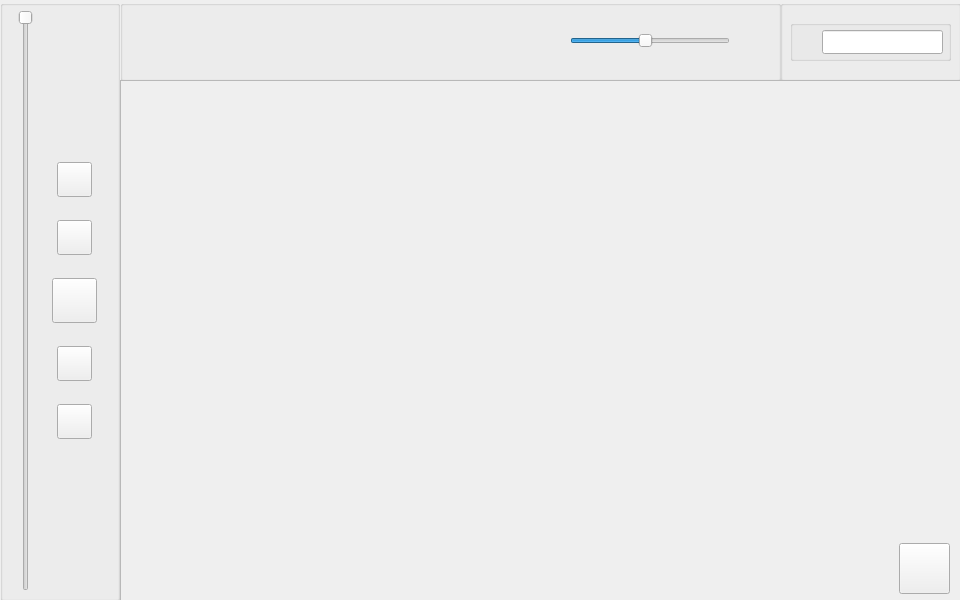
MCMi460/razor, file layout/mainwindow.ui: the form before one commit.
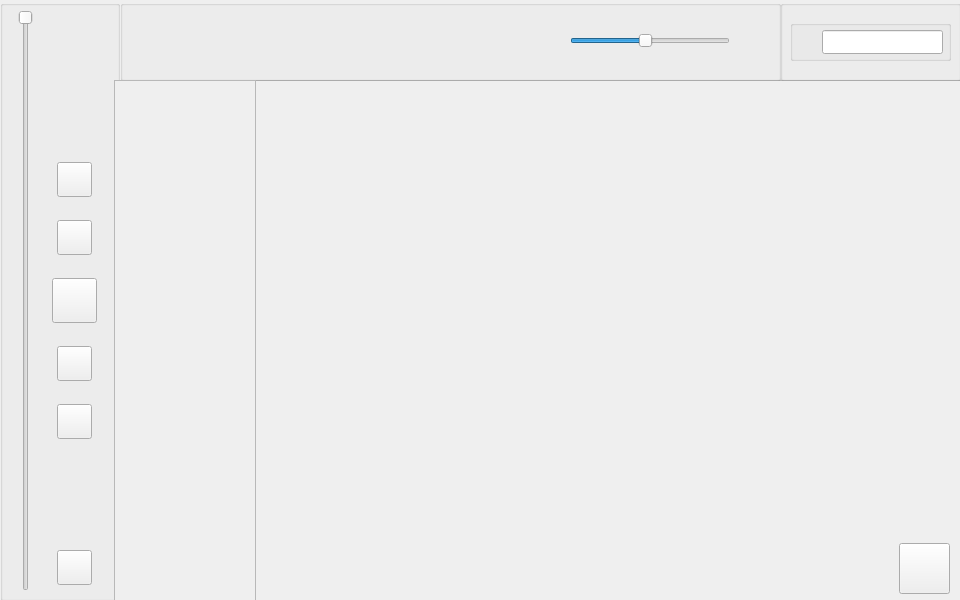
The form after the commit.

```diff
--- a/layout/mainwindow.ui
+++ b/layout/mainwindow.ui
@@ -108,6 +108,25 @@
       <height>35</height>
      </rect>
     </property>
+    <property name="cursor">
+     <cursorShape>PointingHandCursor</cursorShape>
+    </property>
+    <property name="text">
+     <string/>
+    </property>
+   </widget>
+   <widget class="QPushButton" name="queueButton">
+    <property name="geometry">
+     <rect>
+      <x>57</x>
+      <y>550</y>
+      <width>35</width>
+      <height>35</height>
+     </rect>
+    </property>
+    <property name="cursor">
+     <cursorShape>PointingHandCursor</cursorShape>
+    </property>
     <property name="text">
      <string/>
     </property>
@@ -199,7 +218,7 @@
      <rect>
       <x>620</x>
       <y>30</y>
-      <width>31</width>
+      <width>20</width>
       <height>20</height>
      </rect>
     </property>
@@ -210,9 +229,9 @@
    <widget class="QLabel" name="volumeMin">
     <property name="geometry">
      <rect>
-      <x>410</x>
+      <x>420</x>
       <y>30</y>
-      <width>31</width>
+      <width>20</width>
       <height>20</height>
      </rect>
     </property>
@@ -306,6 +325,41 @@
     <string/>
    </property>
   </widget>
+  <widget class="QScrollArea" name="queueArea">
+   <property name="geometry">
+    <rect>
+     <x>114</x>
+     <y>80</y>
+     <width>142</width>
+     <height>521</height>
+    </rect>
+   </property>
+   <property name="verticalScrollBarPolicy">
+    <enum>Qt::ScrollBarAlwaysOff</enum>
+   </property>
+   <property name="horizontalScrollBarPolicy">
+    <enum>Qt::ScrollBarAlwaysOff</enum>
+   </property>
+   <property name="widgetResizable">
+    <bool>true</bool>
+   </property>
+   <widget class="QWidget" name="queueContents">
+    <property name="geometry">
+     <rect>
+      <x>0</x>
+      <y>0</y>
+      <width>140</width>
+      <height>519</height>
+     </rect>
+    </property>
+   </widget>
+  </widget>
+  <zorder>musicArea</zorder>
+  <zorder>sidePlayer</zorder>
+  <zorder>songMetadata</zorder>
+  <zorder>searchSection</zorder>
+  <zorder>themeButton</zorder>
+  <zorder>queueArea</zorder>
  </widget>
  <resources/>
  <connections/>
```
Left out of the diff: 15 changed lines with no effect on the pictures.
